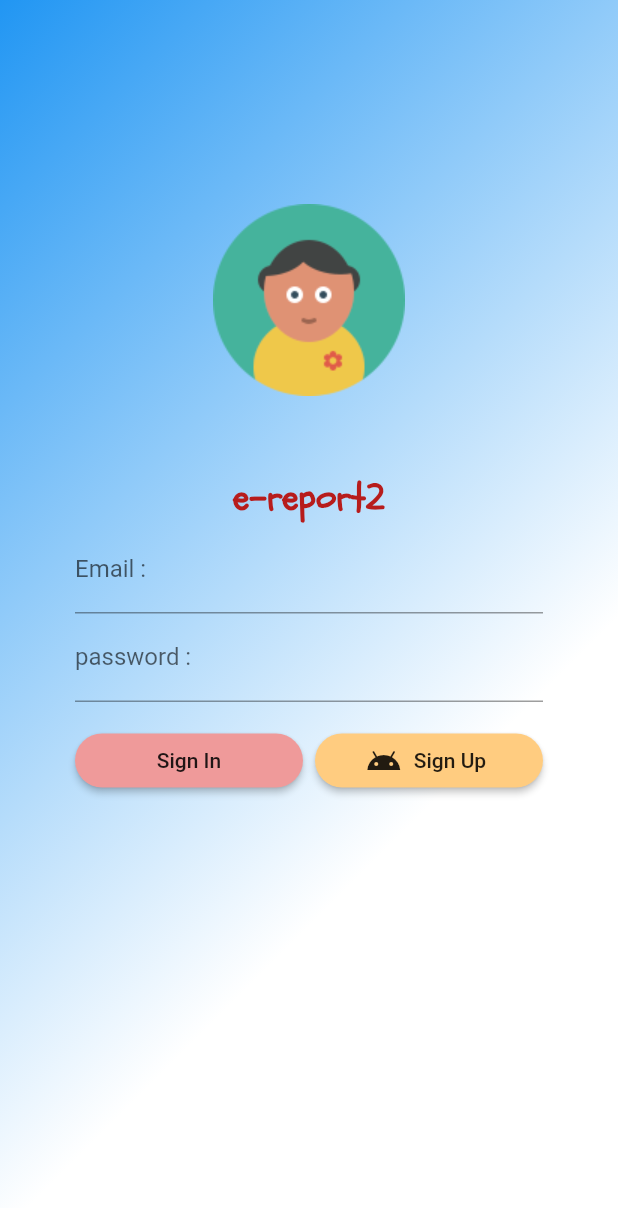
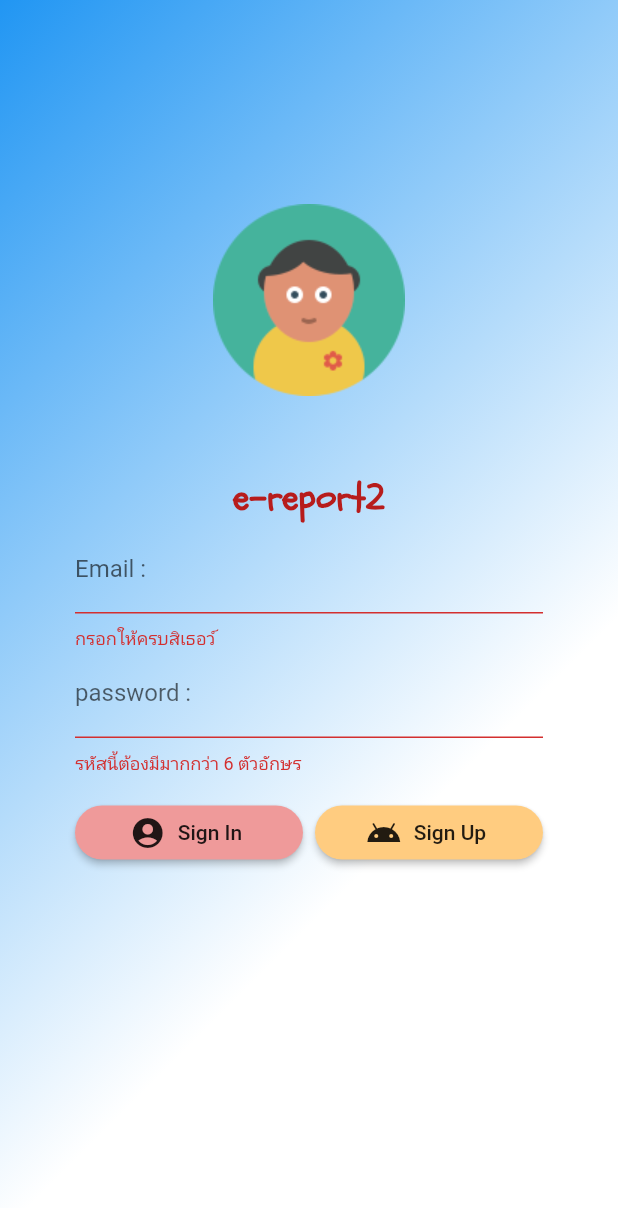
Before and after one commit to vorwit/MasterFlutter, a Flutter app: the screen it shows after launch, after a tap on "Sign In", on a phone screen of 412 x 824 dp. Shown: the top 1208 px of the screen. Run offline on Flutter 3.47's test engine with Material 2 defaults, Android fonts, the phone set to English and light mode, and no system bars; our stand-ins replace firebase_auth; accounts and stored records are empty.

Commit message:
Before Lunch

```diff
--- a/lib/screens/authen.dart
+++ b/lib/screens/authen.dart
@@ -9,6 +9,14 @@ class Authen extends StatefulWidget {
 }
 
 class _AuthenState extends State<Authen> {
+//For Form
+  final formKey = GlobalKey<FormState>();
+
+//Constant
+  String titleHaveSpace = 'กรอกให้ครบสิเธอว์';
+  String titleEmailFalse = 'กรุณากรอก รูปแบบอีเมล';
+  String titlePasswordFalse = 'รหัสนี้ต้องมีมากกว่า 6 ตัวอักษร';
+
   Widget signUpButton(BuildContext context) {
     return RaisedButton.icon(
       icon: Icon(Icons.android), label: Text('Sign Up'),
@@ -20,17 +28,20 @@ class _AuthenState extends State<Authen> {
         var registerRoute =
             MaterialPageRoute(builder: (BuildContext context) => Register());
         Navigator.of(context).push(registerRoute);
-
       },
     );
   }
 
   Widget signInButton() {
-    return RaisedButton(
+    return RaisedButton.icon(
+      label: Text('Sign In'),
+      icon: Icon(Icons.account_circle),
       color: Colors.red[200],
       shape: RoundedRectangleBorder(borderRadius: BorderRadius.circular(30.0)),
-      child: Text('Sign In'),
-      onPressed: () {},
+      onPressed: () {
+        print('You Click SignIn');
+        if (formKey.currentState.validate()) {}
+      },
     );
   }
 
@@ -39,6 +50,11 @@ class _AuthenState extends State<Authen> {
       obscureText: true,
       decoration: InputDecoration(
           labelText: 'password :', hintText: 'more 6 charactor'),
+      validator: (String value) {
+if (value.length <= 5) {
+  return titlePasswordFalse;
+}
+      },
     );
   }
 
@@ -46,6 +62,13 @@ class _AuthenState extends State<Authen> {
     return TextFormField(
       decoration:
           InputDecoration(labelText: 'Email :', hintText: 'you@email.com'),
+      validator: (String value) {
+        if (value.length == 0) {
+          return titleHaveSpace;
+        } else if (!((value.contains('@')) && (value.contains('.')))) {
+          return titleEmailFalse;
+        }
+      },
     );
   }
 
@@ -68,10 +91,13 @@ class _AuthenState extends State<Authen> {
   Widget build(BuildContext context) {
     return Scaffold(
         resizeToAvoidBottomPadding: false,
-      body: Container(
+        body: Form(
+          key: formKey,
+          child: Container(
             decoration: BoxDecoration(
                 gradient: LinearGradient(
-                colors: [Colors.blue, Colors.white], begin: Alignment(-1, -1))),
+                    colors: [Colors.blue, Colors.white],
+                    begin: Alignment(-1, -1))),
             padding: EdgeInsets.only(top: 100.0),
             alignment: Alignment(0, -1),
             child: Column(
@@ -81,7 +107,8 @@ class _AuthenState extends State<Authen> {
                   height: 200.0,
                   child: showLogo(),
                 ),
-            Container(margin: EdgeInsets.only(top: 15.0), child: showAppName()),
+                Container(
+                    margin: EdgeInsets.only(top: 15.0), child: showAppName()),
                 Container(
                   margin: EdgeInsets.only(left: 50.0, right: 50.0),
                   child: emailTextFormField(),
@@ -112,6 +139,6 @@ class _AuthenState extends State<Authen> {
               ],
             ),
           ),
-    );
+        ));
   }
 }
```
Lines whose indentation alone changed are shown as unchanged.
